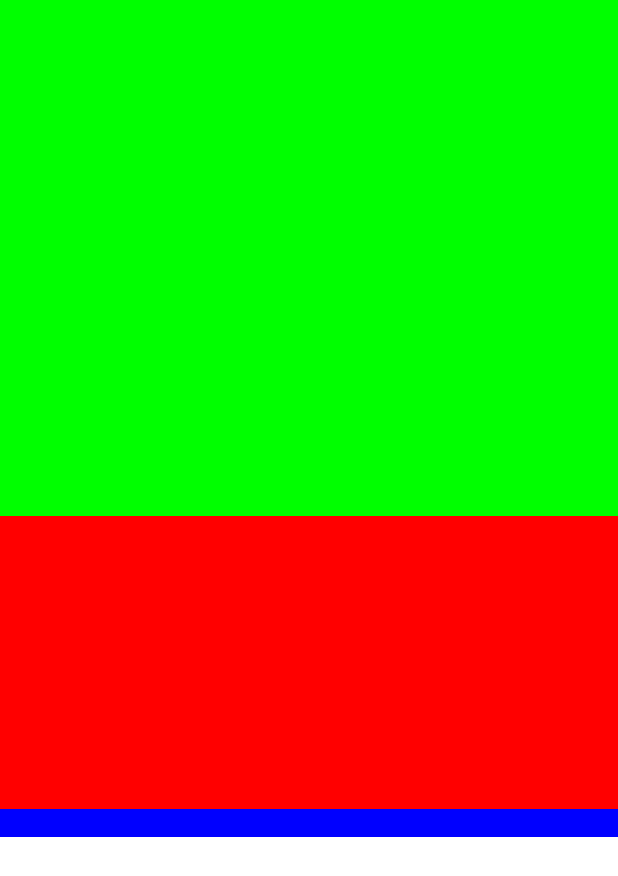
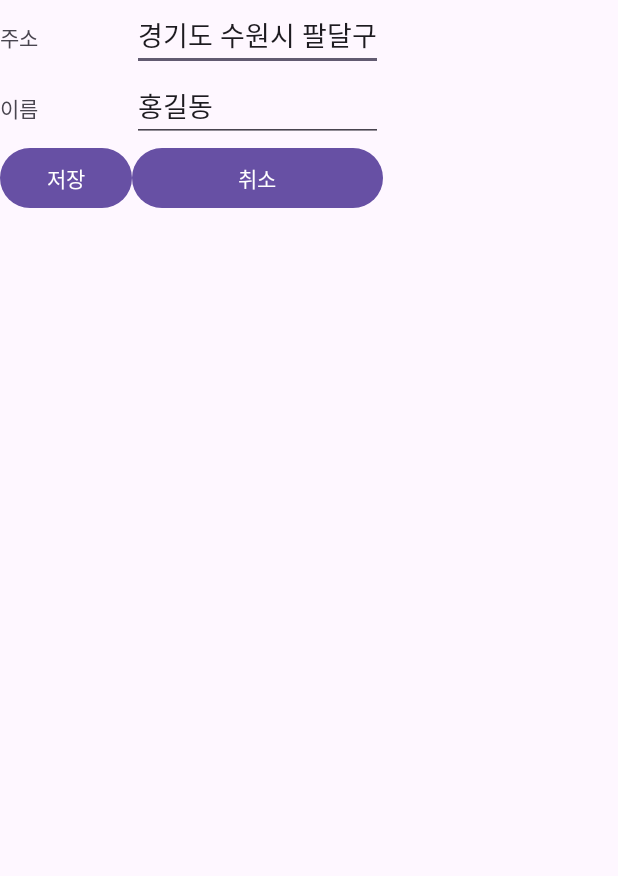
Before and after one commit to HSH-11/MobileProgramming, an Android app: the screen it shows after launch (MainActivity), on a phone screen of 412 x 824 dp. Shown: the top 876 px of the screen. Run offline under Robolectric (Android 15) with nearby library versions, the phone set to English and light mode, and no system bars; 1 statement that could not run was skipped.

Commit message:
Table Layout

```diff
--- a/app/layout/src/main/res/layout/activity_main.xml
+++ b/app/layout/src/main/res/layout/activity_main.xml
@@ -1,35 +1,20 @@
 <?xml version="1.0" encoding="utf-8"?>
-<LinearLayout xmlns:android="http://schemas.android.com/apk/res/android"
-    android:orientation="vertical"
+<TableLayout xmlns:android="http://schemas.android.com/apk/res/android"
     android:layout_width="match_parent"
-    android:layout_height="match_parent"
-    android:background="#FFFFFF">
+    android:layout_height="match_parent">
 
-    <!-- 자식 뷰를 중앙에 배치하려면 gravity 속성 추가 -->
-    <!-- android:gravity="center" -->
+    <TableRow>
+        <TextView android:text="주소"/>
+        <EditText android:text="경기도 수원시 팔달구"/>
+    </TableRow>
 
-    <LinearLayout
-        android:layout_width="match_parent"
-        android:layout_height="344dp"
-        android:background="#00FF00"
-        android:orientation="horizontal" />
+    <TableRow>
+        <TextView android:text="이름"/>
+        <EditText android:text="홍길동"/>
+    </TableRow>
 
-    <LinearLayout
-        android:layout_width="match_parent"
-        android:layout_height="385dp"
-        android:orientation="horizontal">
-
-        <LinearLayout
-            android:layout_width="match_parent"
-            android:layout_height="214dp"
-            android:background="#0000FF"
-            android:orientation="vertical">
-
-            <LinearLayout
-                android:layout_width="match_parent"
-                android:layout_height="195dp"
-                android:background="#FF0000"
-                android:orientation="horizontal" />
-        </LinearLayout>
-    </LinearLayout>
-</LinearLayout>
+    <TableRow>
+        <Button android:text="저장"/>
+        <Button android:text="취소"/>
+    </TableRow>
+</TableLayout>
```
